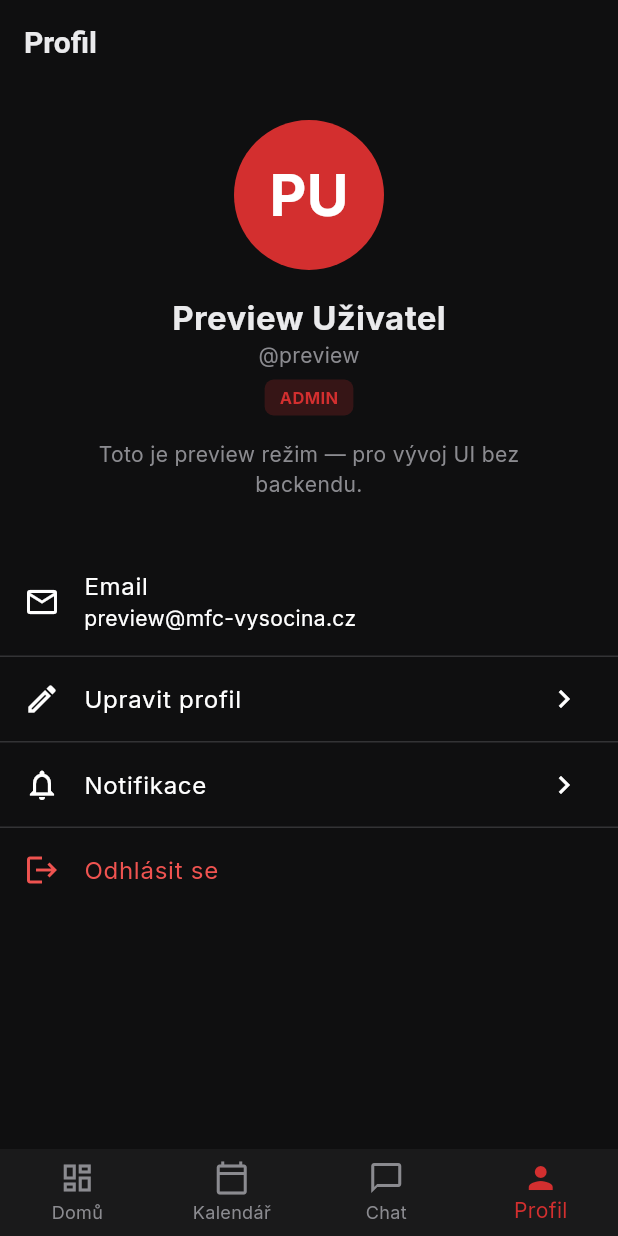
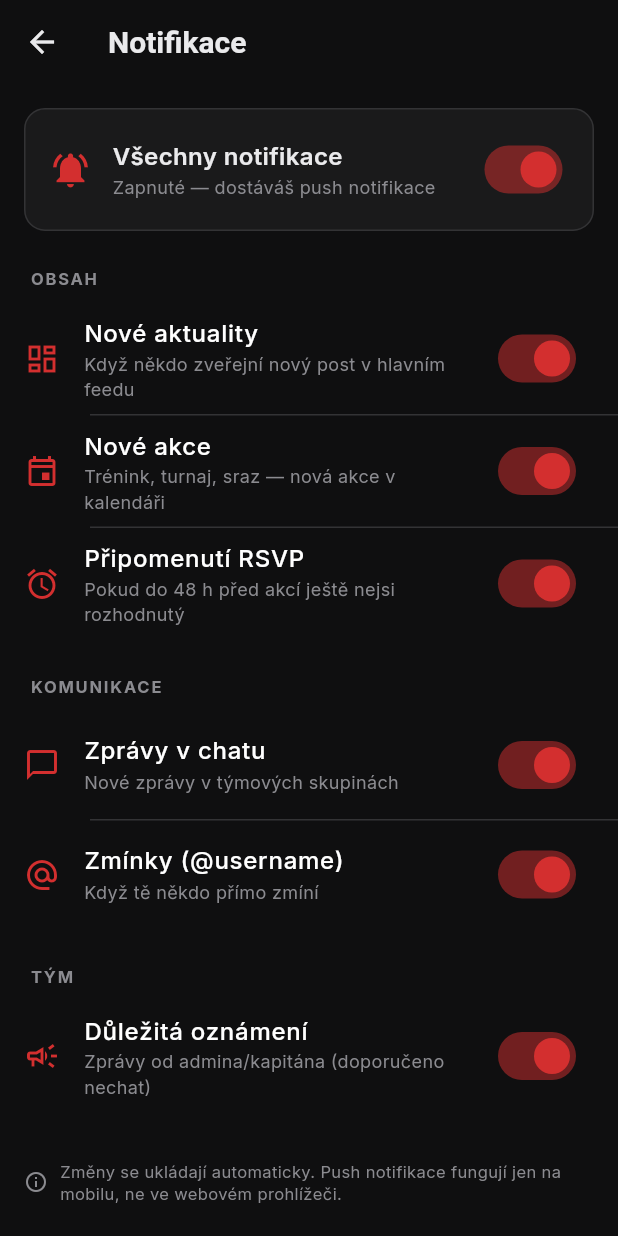
Before and after one commit to jhfumarevape/mfc-vysocina-app, a Flutter app: the screen it shows after launch, item 4 of the bottom bar chosen, after a tap on "Notifikace", on a phone screen of 412 x 824 dp. Run offline on Flutter 3.47's test engine with Material 3 defaults, Android fonts, the phone set to English and light mode, and no system bars; our stand-ins replace cached_network_image, google_fonts, open_filex, shared_preferences; accounts and stored records are empty; network calls fail; project files that could hold a hidden picture were left out.

Commit message:
Profile: hook up Edit, Notifications, and Admin entries
Profile screen now has clear sections — Účet (Email + Edit profile),
Nastavení (Notifikace + O aplikaci), Administrace (only for admin/captain),
and Odhlásit se. Plus a 'Členem od MMM YYYY' chip.

New screens:
- EditProfileScreen — full_name + bio + avatar placeholder, calls
  AuthService.updateMe() and shows snackbar on success/error.
- NotificationSettingsScreen — master switch + 6 toggles grouped into
  Obsah / Komunikace / Tým. Persists to SharedPreferences.
- Profile now navigates to AdminScreen for staff (admin/captain).

Mock data: added /admin/stats, /admin/events, /admin/groups so the
preview-mode build shows live admin tab content (members, online,
posts, events, messages counts; users list with role/online state).

```diff
--- /dev/null
+++ b/mfc_app/lib/screens/notification_settings_screen.dart
@@ -0,0 +1,254 @@
+import 'package:flutter/material.dart';
+import 'package:shared_preferences/shared_preferences.dart';
+
+import '../core/theme.dart';
+
+/// Nastavení notifikací — toggly per kategorie. Ukládá se do SharedPreferences.
+class NotificationSettingsScreen extends StatefulWidget {
+  const NotificationSettingsScreen({super.key});
+
+  @override
+  State<NotificationSettingsScreen> createState() => _NotificationSettingsScreenState();
+}
+
+class _NotificationSettingsScreenState extends State<NotificationSettingsScreen> {
+  // Klíče v SharedPreferences
+  static const _kMaster = 'notif_master';
+  static const _kFeed = 'notif_feed';
+  static const _kEvents = 'notif_events';
+  static const _kRsvpReminder = 'notif_rsvp_reminder';
+  static const _kChat = 'notif_chat';
+  static const _kMentions = 'notif_mentions';
+  static const _kAdminAnnounce = 'notif_admin_announce';
+
+  bool _master = true;
+  bool _feed = true;
+  bool _events = true;
+  bool _rsvpReminder = true;
+  bool _chat = true;
+  bool _mentions = true;
+  bool _adminAnnounce = true;
+  bool _loading = true;
+
+  @override
+  void initState() {
+    super.initState();
+    _load();
+  }
+
+  Future<void> _load() async {
+    final prefs = await SharedPreferences.getInstance();
+    setState(() {
+      _master = prefs.getBool(_kMaster) ?? true;
+      _feed = prefs.getBool(_kFeed) ?? true;
+      _events = prefs.getBool(_kEvents) ?? true;
+      _rsvpReminder = prefs.getBool(_kRsvpReminder) ?? true;
+      _chat = prefs.getBool(_kChat) ?? true;
+      _mentions = prefs.getBool(_kMentions) ?? true;
+      _adminAnnounce = prefs.getBool(_kAdminAnnounce) ?? true;
+      _loading = false;
+    });
+  }
+
+  Future<void> _save(String key, bool value) async {
+    final prefs = await SharedPreferences.getInstance();
+    await prefs.setBool(key, value);
+  }
+
+  @override
+  Widget build(BuildContext context) {
+    if (_loading) {
+      return const Scaffold(
+        body: Center(child: CircularProgressIndicator(color: AppTheme.primary)),
+      );
+    }
+
+    final disabled = !_master;
+
+    return Scaffold(
+      appBar: AppBar(title: const Text('Notifikace')),
+      body: ListView(
+        children: [
+          // Master switch
+          Container(
+            margin: const EdgeInsets.fromLTRB(16, 16, 16, 8),
+            padding: const EdgeInsets.all(16),
+            decoration: BoxDecoration(
+              color: AppTheme.surface,
+              borderRadius: BorderRadius.circular(14),
+              border: Border.all(color: AppTheme.border),
+            ),
+            child: Row(
+              children: [
+                const Icon(Icons.notifications_active, color: AppTheme.primary, size: 28),
+                const SizedBox(width: 14),
+                Expanded(
+                  child: Column(
+                    crossAxisAlignment: CrossAxisAlignment.start,
+                    children: [
+                      const Text('Všechny notifikace', style: TextStyle(fontSize: 16, fontWeight: FontWeight.w600)),
+                      Text(
+                        _master ? 'Zapnuté — dostáváš push notifikace' : 'Vypnuté — žádné push notifikace',
+                        style: const TextStyle(color: AppTheme.textMuted, fontSize: 12),
+                      ),
+                    ],
+                  ),
+                ),
+                Switch(
+                  value: _master,
+                  activeColor: AppTheme.primary,
+                  onChanged: (v) {
+                    setState(() => _master = v);
+                    _save(_kMaster, v);
+                  },
+                ),
+              ],
+            ),
+          ),
+          const SizedBox(height: 16),
+          _section('Obsah'),
+          _SwitchTile(
+            icon: Icons.dashboard_outlined,
+            title: 'Nové aktuality',
+            subtitle: 'Když někdo zveřejní nový post v hlavním feedu',
+            value: _feed,
+            disabled: disabled,
+            onChanged: (v) {
+              setState(() => _feed = v);
+              _save(_kFeed, v);
+            },
+          ),
+          _divider(),
+          _SwitchTile(
+            icon: Icons.event_outlined,
+            title: 'Nové akce',
+            subtitle: 'Trénink, turnaj, sraz — nová akce v kalendáři',
+            value: _events,
+            disabled: disabled,
+            onChanged: (v) {
+              setState(() => _events = v);
+              _save(_kEvents, v);
+            },
+          ),
+          _divider(),
+          _SwitchTile(
+            icon: Icons.alarm_outlined,
+            title: 'Připomenutí RSVP',
+            subtitle: 'Pokud do 48 h před akcí ještě nejsi rozhodnutý',
+            value: _rsvpReminder,
+            disabled: disabled,
+            onChanged: (v) {
+              setState(() => _rsvpReminder = v);
+              _save(_kRsvpReminder, v);
+            },
+          ),
+          const SizedBox(height: 24),
+          _section('Komunikace'),
+          _SwitchTile(
+            icon: Icons.chat_bubble_outline,
+            title: 'Zprávy v chatu',
+            subtitle: 'Nové zprávy v týmových skupinách',
+            value: _chat,
+            disabled: disabled,
+            onChanged: (v) {
+              setState(() => _chat = v);
+              _save(_kChat, v);
+            },
+          ),
+          _divider(),
+          _SwitchTile(
+            icon: Icons.alternate_email,
+            title: 'Zmínky (@username)',
+            subtitle: 'Když tě někdo přímo zmíní',
+            value: _mentions,
+            disabled: disabled,
+            onChanged: (v) {
+              setState(() => _mentions = v);
+              _save(_kMentions, v);
+            },
+          ),
+          const SizedBox(height: 24),
+          _section('Tým'),
+          _SwitchTile(
+            icon: Icons.campaign_outlined,
+            title: 'Důležitá oznámení',
+            subtitle: 'Zprávy od admina/kapitána (doporučeno nechat)',
+            value: _adminAnnounce,
+            disabled: disabled,
+            onChanged: (v) {
+              setState(() => _adminAnnounce = v);
+              _save(_kAdminAnnounce, v);
+            },
+          ),
+          const SizedBox(height: 32),
+          Padding(
+            padding: const EdgeInsets.symmetric(horizontal: 16),
+            child: Row(
+              children: [
+                const Icon(Icons.info_outline, size: 16, color: AppTheme.textMuted),
+                const SizedBox(width: 8),
+                Expanded(
+                  child: Text(
+                    'Změny se ukládají automaticky. Push notifikace fungují jen na mobilu, ne ve webovém prohlížeči.',
+                    style: const TextStyle(color: AppTheme.textMuted, fontSize: 11, height: 1.4),
+                  ),
+                ),
+              ],
+            ),
+          ),
+          const SizedBox(height: 24),
+        ],
+      ),
+    );
+  }
+
+  Widget _section(String label) => Padding(
+        padding: const EdgeInsets.fromLTRB(20, 0, 16, 8),
+        child: Text(
+          label.toUpperCase(),
+          style: const TextStyle(
+            color: AppTheme.textMuted,
+            fontSize: 11,
+            fontWeight: FontWeight.w700,
+            letterSpacing: 1.2,
+          ),
+        ),
+      );
+
+  Widget _divider() => const Divider(height: 1, color: AppTheme.border, indent: 60);
+}
+
+class _SwitchTile extends StatelessWidget {
+  final IconData icon;
+  final String title;
+  final String subtitle;
+  final bool value;
+  final bool disabled;
+  final ValueChanged<bool> onChanged;
+
+  const _SwitchTile({
+    required this.icon,
+    required this.title,
+    required this.subtitle,
+    required this.value,
+    required this.disabled,
+    required this.onChanged,
+  });
+
+  @override
+  Widget build(BuildContext context) {
+    return Opacity(
+      opacity: disabled ? 0.45 : 1.0,
+      child: ListTile(
+        leading: Icon(icon, color: value && !disabled ? AppTheme.primary : AppTheme.textMuted),
+        title: Text(title, style: const TextStyle(fontWeight: FontWeight.w500)),
+        subtitle: Text(subtitle, style: const TextStyle(fontSize: 12, color: AppTheme.textMuted)),
+        trailing: Switch(
+          value: value,
+          activeColor: AppTheme.primary,
+          onChanged: disabled ? null : onChanged,
+        ),
+      ),
+    );
+  }
+}
--- a/mfc_app/lib/screens/profile_screen.dart
+++ b/mfc_app/lib/screens/profile_screen.dart
@@ -1,9 +1,13 @@
 import 'package:flutter/material.dart';
 import 'package:provider/provider.dart';
+import 'package:intl/intl.dart';
 
 import '../core/theme.dart';
 import '../services/auth_service.dart';
 import '../widgets/avatar.dart';
+import 'admin_screen.dart';
+import 'edit_profile_screen.dart';
+import 'notification_settings_screen.dart';
 
 class ProfileScreen extends StatelessWidget {
   const ProfileScreen({super.key});
@@ -14,52 +18,144 @@
     final user = auth.user;
     if (user == null) return const SizedBox();
 
+    final isStaff = user.isAdmin || user.isCaptain;
+
     return Scaffold(
-      appBar: AppBar(title: const Text('Profil')),
+      appBar: AppBar(
+        title: const Text('Profil'),
+        actions: [
+          IconButton(
+            icon: const Icon(Icons.edit_outlined),
+            tooltip: 'Upravit profil',
+            onPressed: () => Navigator.of(context).push(
+              MaterialPageRoute(builder: (_) => const EditProfileScreen()),
+            ),
+          ),
+        ],
+      ),
       body: ListView(
         children: [
+          // Hlavička s avatarem, jménem, rolí, bio
           const SizedBox(height: 24),
           Center(child: Avatar(user: user, size: 100)),
           const SizedBox(height: 16),
-          Center(child: Text(user.displayName, style: const TextStyle(fontSize: 22, fontWeight: FontWeight.w700))),
-          Center(child: Text('@${user.username}', style: const TextStyle(color: AppTheme.textMuted))),
+          Center(
+            child: Text(
+              user.displayName,
+              style: const TextStyle(fontSize: 22, fontWeight: FontWeight.w700),
+            ),
+          ),
+          Center(
+            child: Text('@${user.username}', style: const TextStyle(color: AppTheme.textMuted)),
+          ),
           if (user.role != 'member')
-            Center(child: Padding(
-              padding: const EdgeInsets.only(top: 6),
-              child: Container(
-                padding: const EdgeInsets.symmetric(horizontal: 10, vertical: 4),
-                decoration: BoxDecoration(color: AppTheme.primary.withOpacity(.2), borderRadius: BorderRadius.circular(6)),
-                child: Text(user.role.toUpperCase(), style: const TextStyle(color: AppTheme.primary, fontWeight: FontWeight.w700, fontSize: 11)),
+            Center(
+              child: Padding(
+                padding: const EdgeInsets.only(top: 6),
+                child: _RoleBadge(role: user.role, label: user.roleLabel),
               ),
-            )),
+            ),
           if (user.bio != null && user.bio!.isNotEmpty) ...[
             const SizedBox(height: 16),
             Padding(
               padding: const EdgeInsets.symmetric(horizontal: 32),
-              child: Text(user.bio!, textAlign: TextAlign.center, style: const TextStyle(color: AppTheme.textMuted)),
+              child: Text(
+                user.bio!,
+                textAlign: TextAlign.center,
+                style: const TextStyle(color: AppTheme.textMuted),
+              ),
             ),
           ],
-          const SizedBox(height: 32),
+
+          // Statistika "Členem od"
+          const SizedBox(height: 16),
+          Center(
+            child: Container(
+              padding: const EdgeInsets.symmetric(horizontal: 14, vertical: 6),
+              decoration: BoxDecoration(
+                color: AppTheme.surfaceAlt,
+                borderRadius: BorderRadius.circular(20),
+              ),
+              child: Row(
+                mainAxisSize: MainAxisSize.min,
+                children: [
+                  const Icon(Icons.calendar_month_outlined, size: 14, color: AppTheme.textMuted),
+                  const SizedBox(width: 6),
+                  Text(
+                    'Členem od ${DateFormat('LLLL yyyy', 'cs').format(user.createdAt)}',
+                    style: const TextStyle(color: AppTheme.textMuted, fontSize: 12),
+                  ),
+                ],
+              ),
+            ),
+          ),
+
+          const SizedBox(height: 24),
+
+          // ── Sekce: Účet ────────────────────────────────────────────────
+          _section('Účet'),
           ListTile(
             leading: const Icon(Icons.email_outlined),
             title: const Text('Email'),
             subtitle: Text(user.email),
           ),
-          const Divider(color: AppTheme.border, height: 1),
+          _divider(),
           ListTile(
-            leading: const Icon(Icons.edit_outlined),
+            leading: const Icon(Icons.person_outline),
             title: const Text('Upravit profil'),
+            subtitle: const Text('Jméno, bio, avatar'),
             trailing: const Icon(Icons.chevron_right),
-            onTap: () {},
+            onTap: () => Navigator.of(context).push(
+              MaterialPageRoute(builder: (_) => const EditProfileScreen()),
+            ),
           ),
-          const Divider(color: AppTheme.border, height: 1),
+
+          // ── Sekce: Nastavení aplikace ──────────────────────────────────
+          const SizedBox(height: 12),
+          _section('Nastavení'),
           ListTile(
             leading: const Icon(Icons.notifications_outlined),
             title: const Text('Notifikace'),
+            subtitle: const Text('Aktuality, akce, chat, zmínky'),
             trailing: const Icon(Icons.chevron_right),
-            onTap: () {},
+            onTap: () => Navigator.of(context).push(
+              MaterialPageRoute(builder: (_) => const NotificationSettingsScreen()),
+            ),
           ),
-          const Divider(color: AppTheme.border, height: 1),
+          _divider(),
+          ListTile(
+            leading: const Icon(Icons.info_outline),
+            title: const Text('O aplikaci'),
+            subtitle: const Text('Verze 0.1.0'),
+            trailing: const Icon(Icons.chevron_right),
+            onTap: () => _showAbout(context),
+          ),
+
+          // ── Sekce: Administrace (jen admin/kapitán) ────────────────────
+          if (isStaff) ...[
+            const SizedBox(height: 12),
+            _section('Administrace'),
+            ListTile(
+              leading: Container(
+                padding: const EdgeInsets.all(6),
+                decoration: BoxDecoration(
+                  color: AppTheme.primary.withValues(alpha: 0.15),
+                  borderRadius: BorderRadius.circular(8),
+                ),
+                child: const Icon(Icons.shield_outlined, color: AppTheme.primary),
+              ),
+              title: const Text('Administrace týmu'),
+              subtitle: const Text('Členové, role, akce, skupiny'),
+              trailing: const Icon(Icons.chevron_right, color: AppTheme.primary),
+              onTap: () => Navigator.of(context).push(
+                MaterialPageRoute(builder: (_) => const AdminScreen()),
+              ),
+            ),
+          ],
+
+          // ── Sekce: Účet — odhlášení ────────────────────────────────────
+          const SizedBox(height: 24),
+          _divider(),
           ListTile(
             leading: const Icon(Icons.logout, color: AppTheme.danger),
             title: const Text('Odhlásit se', style: TextStyle(color: AppTheme.danger)),
@@ -70,13 +166,82 @@
                   title: const Text('Opravdu se odhlásit?'),
                   actions: [
                     TextButton(onPressed: () => Navigator.pop(context, false), child: const Text('Zrušit')),
-                    TextButton(onPressed: () => Navigator.pop(context, true), child: const Text('Odhlásit', style: TextStyle(color: AppTheme.danger))),
+                    TextButton(
+                      onPressed: () => Navigator.pop(context, true),
+                      child: const Text('Odhlásit', style: TextStyle(color: AppTheme.danger)),
+                    ),
                   ],
                 ),
               );
               if (ok == true) await auth.logout();
             },
           ),
+          const SizedBox(height: 32),
+        ],
+      ),
+    );
+  }
+
+  static Widget _section(String label) => Padding(
+        padding: const EdgeInsets.fromLTRB(20, 8, 16, 8),
+        child: Text(
+          label.toUpperCase(),
+          style: const TextStyle(
+            color: AppTheme.textMuted,
+            fontSize: 11,
+            fontWeight: FontWeight.w700,
+            letterSpacing: 1.2,
+          ),
+        ),
+      );
+
+  static Widget _divider() => const Divider(color: AppTheme.border, height: 1, indent: 56);
+
+  static void _showAbout(BuildContext context) {
+    showAboutDialog(
+      context: context,
+      applicationName: 'MFC Vysočina',
+      applicationVersion: '0.1.0',
+      applicationLegalese: '© 2026 MFC Vysočina — týmová aplikace',
+      children: const [
+        SizedBox(height: 16),
+        Text(
+          'Komunitní aplikace pro buhurt tým MFC Vysočina. '
+          'Aktuality, kalendář akcí, chat, RSVP a víc.',
+        ),
+      ],
+    );
+  }
+}
+
+class _RoleBadge extends StatelessWidget {
+  final String role;
+  final String label;
+  const _RoleBadge({required this.role, required this.label});
+
+  @override
+  Widget build(BuildContext context) {
+    final (color, icon) = switch (role) {
+      'admin' => (AppTheme.primary, Icons.shield),
+      'captain' => (Colors.purple, Icons.star),
+      _ => (AppTheme.textMuted, Icons.person),
+    };
+    return Container(
+      padding: const EdgeInsets.symmetric(horizontal: 10, vertical: 4),
+      decoration: BoxDecoration(
+        color: color.withValues(alpha: 0.18),
+        borderRadius: BorderRadius.circular(6),
+        border: Border.all(color: color.withValues(alpha: 0.4)),
+      ),
+      child: Row(
+        mainAxisSize: MainAxisSize.min,
+        children: [
+          Icon(icon, size: 12, color: color),
+          const SizedBox(width: 4),
+          Text(
+            label.toUpperCase(),
+            style: TextStyle(color: color, fontWeight: FontWeight.w700, fontSize: 11),
+          ),
         ],
       ),
     );
--- a/mfc_app/lib/services/mock_data.dart
+++ b/mfc_app/lib/services/mock_data.dart
@@ -186,8 +186,75 @@
       ];
     }
 
-    // Admin — list users
-    if (path == '/users' || path == '/admin/users') return _users;
+    // Admin — list users (s podporou ?online_only=true)
+    if (path == '/users' || path == '/admin/users') {
+      final onlineOnly = query?['online_only'] == 'true';
+      if (onlineOnly) {
+        // Online = lastSeen < 5 min — vraci jen ty
+        return _users.where((u) {
+          final ls = u['last_seen'] as String?;
+          if (ls == null) return false;
+          final dt = DateTime.parse(ls);
+          return DateTime.now().toUtc().difference(dt.toUtc()).inMinutes < 5;
+        }).toList();
+      }
+      return _users;
+    }
+
+    // Admin — celkové statistiky
+    if (path == '/admin/stats') {
+      return {
+        'total_users': _users.length,
+        'online_users': _users.where((u) {
+          final ls = u['last_seen'] as String?;
+          if (ls == null) return false;
+          return DateTime.now().toUtc().difference(DateTime.parse(ls).toUtc()).inMinutes < 5;
+        }).length,
+        'active_users_7d': _users.length,
+        'total_posts': 4,
+        'total_events': 4,
+        'total_messages': 5,
+      };
+    }
+
+    // Admin — eventy s rsvp_count (zjednodušená struktura)
+    if (path == '/admin/events') {
+      final all = get('/events') as List;
+      return all.map((e) => {
+        ...e as Map<String, dynamic>,
+        'rsvp_count': (e['going_count'] as int) + (e['maybe_count'] as int),
+      }).toList();
+    }
+
+    // Admin — skupiny s message_count + is_default
+    if (path == '/admin/groups') {
+      return [
+        {
+          'id': 1,
+          'name': 'MFC Vysočina — všichni',
+          'description': 'Hlavní kanál týmu',
+          'member_count': 12,
+          'message_count': 247,
+          'is_default': true,
+        },
+        {
+          'id': 2,
+          'name': 'Sestava A — boj',
+          'description': 'Hlavní bojová sestava',
+          'member_count': 5,
+          'message_count': 89,
+          'is_default': false,
+        },
+        {
+          'id': 3,
+          'name': 'Zbrojíři + servis',
+          'description': null,
+          'member_count': 4,
+          'message_count': 34,
+          'is_default': false,
+        },
+      ];
+    }
 
     return null; // not mocked → falls through to real network
   }
```
Also changed, not shown: mfc_app/lib/screens/edit_profile_screen.dart (added, +168 -0 lines).
